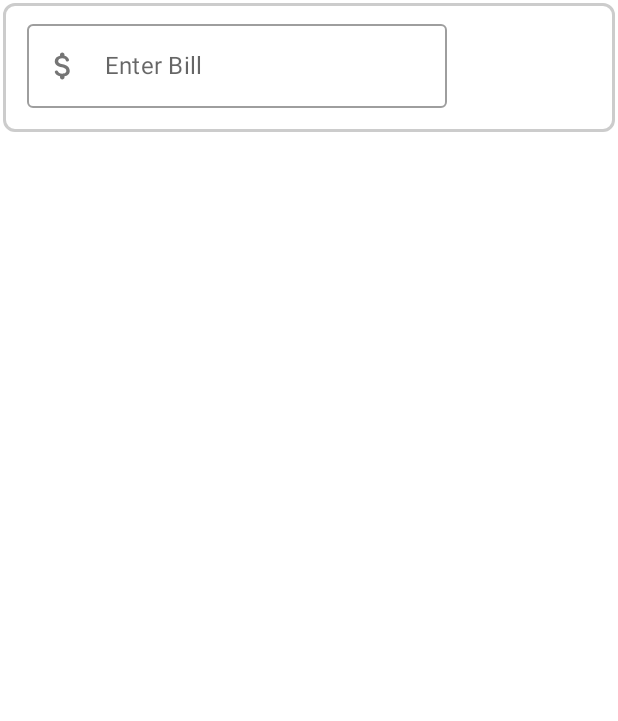
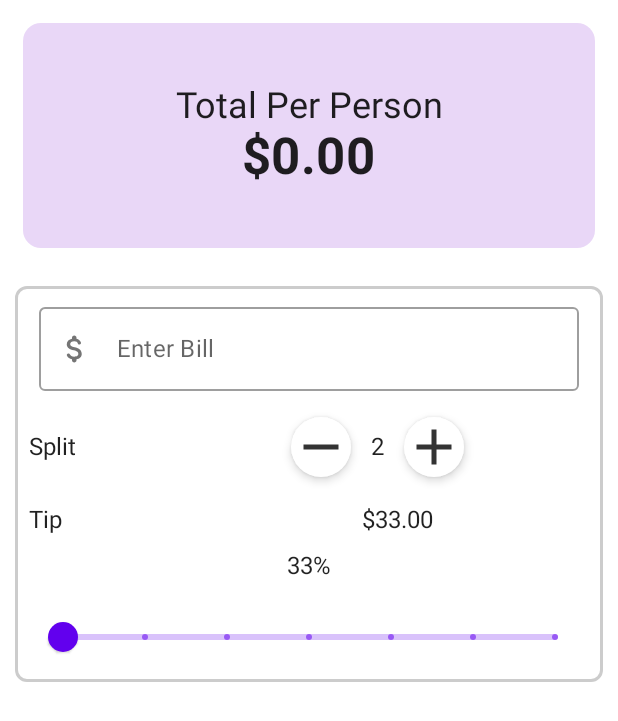
Before and after one commit to Vuthisak/JetTipApp, an Android app built with Jetpack Compose: the screen it shows after launch (MainActivity), on a phone screen of 412 x 824 dp. Shown: the top 721 px of the screen. Run offline under Robolectric (Android 15) with nearby library versions, the phone set to English and light mode, and no system bars.

Commit message:
update full design

```diff
--- a/app/src/main/java/com/example/jettipapp/MainActivity.kt
+++ b/app/src/main/java/com/example/jettipapp/MainActivity.kt
@@ -10,6 +10,7 @@ import androidx.compose.foundation.shape.CornerSize
 import androidx.compose.foundation.shape.RoundedCornerShape
 import androidx.compose.foundation.text.KeyboardActions
 import androidx.compose.material.MaterialTheme
+import androidx.compose.material.Slider
 import androidx.compose.material.Surface
 import androidx.compose.material.Text
 import androidx.compose.material.icons.Icons
@@ -38,7 +39,6 @@ class MainActivity : ComponentActivity() {
         super.onCreate(savedInstanceState)
         setContent {
             MyApp {
-                // TopHeader()
                 MainContent()
             }
         }
@@ -60,6 +60,7 @@ fun TopHeader(totalPerPerson: Double = 0.0) {
     Surface(
         modifier = Modifier
             .fillMaxWidth()
+            .padding(15.dp)
             .height(150.dp)
             .clip(shape = CircleShape.copy(all = CornerSize(12.dp))),
         color = Color(0xFFE9D7F7)
@@ -88,8 +89,12 @@ fun TopHeader(totalPerPerson: Double = 0.0) {
 @ExperimentalComposeUiApi
 @Composable
 fun MainContent() {
-    BillForm() {
+    Column {
+        BillForm(
+            modifier = Modifier.padding(8.dp)
+        ) {
 
+        }
     }
 }
 
@@ -106,6 +111,10 @@ fun BillForm(
         totalBillState.value.trim().isNotEmpty()
     }
     val keyboardController = LocalSoftwareKeyboardController.current
+    val sliderPositionState = remember {
+        mutableStateOf(0f)
+    }
+    TopHeader()
     Surface(
         modifier = modifier
             .padding(2.dp)
@@ -129,7 +138,7 @@ fun BillForm(
                     keyboardController?.hide()
                 }
             )
-            if (validState) {
+//            if (validState) {
             Row(
                 modifier = Modifier.padding(3.dp),
                 horizontalArrangement = Arrangement.Start
@@ -149,6 +158,12 @@ fun BillForm(
                         onClick = {
 
                         })
+                    Text(
+                        text = "2",
+                        modifier = Modifier
+                            .align(Alignment.CenterVertically)
+                            .padding(horizontal = 9.dp)
+                    )
                     RoundIconButton(
                         imageVector = Icons.Default.Add,
                         onClick = {
@@ -156,11 +171,52 @@ fun BillForm(
                         })
                 }
             }
-            } else {
-                Box() {
+//            } else {
+//                Box() {
+//
+//                }
+//            }
 
+            //Tip Row
+            Row(
+                modifier = Modifier
+                    .padding(
+                        horizontal = 3.dp,
+                        vertical = 12.dp
+                    )
+            ) {
+                Text(
+                    text = "Tip",
+                    modifier = Modifier.align(alignment = Alignment.CenterVertically)
+                )
+                Spacer(modifier = Modifier.width(200.dp))
+                Text(
+                    text = "$33.00",
+                    modifier = Modifier.align(alignment = Alignment.CenterVertically)
+                )
+            }
+            Column(
+                verticalArrangement = Arrangement.Center,
+                horizontalAlignment = Alignment.CenterHorizontally
+            ) {
+                Text(text = "33%")
+                Spacer(modifier = Modifier.height(14.dp))
+                //Slider
+                Slider(
+                    value = sliderPositionState.value,
+                    onValueChange = { newVal ->
+                        sliderPositionState.value = newVal
+                    },
+                    modifier = Modifier.padding(
+                        start = 16.dp,
+                        end = 16.dp
+                    ),
+                    steps = 5,
+                    onValueChangeFinished = {
+
+                    }
+                )
             }
         }
     }
 }
-}
--- a/app/src/main/java/com/example/jettipapp/components/Components.kt
+++ b/app/src/main/java/com/example/jettipapp/components/Components.kt
@@ -1,5 +1,6 @@
 package com.example.jettipapp.components
 
+import androidx.compose.foundation.layout.fillMaxWidth
 import androidx.compose.foundation.layout.padding
 import androidx.compose.foundation.text.KeyboardActions
 import androidx.compose.foundation.text.KeyboardOptions
@@ -48,7 +49,13 @@ fun InputField(
             fontSize = 18.sp,
             color = MaterialTheme.colors.onBackground
         ),
-        modifier = modifier.padding(bottom = 10.dp, start = 10.dp, end = 10.dp),
+        modifier = modifier
+            .padding(
+                bottom = 10.dp,
+                start = 10.dp,
+                end = 10.dp
+            )
+            .fillMaxWidth(),
         enabled = enabled,
         keyboardOptions = KeyboardOptions(
             keyboardType = keyboardType,
```
Lines whose indentation alone changed are shown as unchanged.
